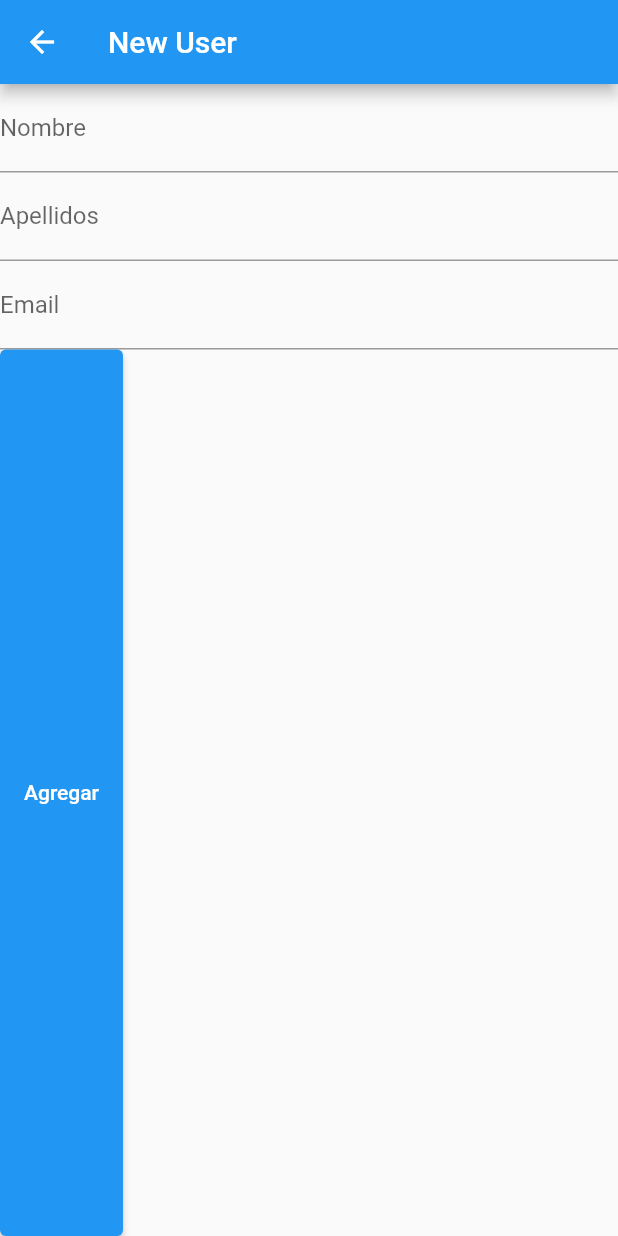
After one commit to dark-wave/provider_crud_example, a Flutter app: the UserFormPage screen opened directly, on a phone screen of 412 x 824 dp. The commit adds this screen. Run offline on Flutter 3.47's test engine with Material 2 defaults, Android fonts, the light colour scheme and no system bars; our stand-ins replace sqflite; accounts and stored records are empty.

Commit message:
Formulario alta de usuario

```diff
--- /dev/null
+++ b/lib/src/pages/user_form.dart
@@ -0,0 +1,92 @@
+import 'package:flutter/material.dart';
+import 'package:provider/provider.dart';
+import 'package:sqlitecrudprovider/src/provider/user_provider.dart';
+
+class UserFormPage extends StatefulWidget {
+  const UserFormPage({Key? key}) : super(key: key);
+
+  @override
+  State<UserFormPage> createState() => _UserFormPageState();
+}
+
+class _UserFormPageState extends State<UserFormPage> {
+  final _formKey = GlobalKey<FormState>();
+  final _inputNameController = TextEditingController();
+  final _inputLastNameController = TextEditingController();
+  final _inputEmailController = TextEditingController();
+
+  @override
+  void dispose() {
+    _inputNameController.dispose();
+    _inputLastNameController.dispose();
+    _inputEmailController.dispose();
+
+    super.dispose();
+  }
+
+  @override
+  Widget build(BuildContext context) {
+    return Scaffold(
+      appBar: AppBar(
+        title: const Text('New User'),
+      ),
+      body: Form(
+        key: _formKey,
+        child: Column(
+          crossAxisAlignment: CrossAxisAlignment.start,
+          children: [
+            TextFormField(
+              controller: _inputNameController,
+              decoration: const InputDecoration(
+                hintText: 'Introduce nombre',
+                labelText: 'Nombre'
+              ),
+              validator: (value){
+                if(value!.isEmpty){
+                  return 'El nombre es obligatorio';
+                }
+
+                return null;
+              },
+            ),
+            TextFormField(
+              controller: _inputLastNameController,
+              decoration: const InputDecoration(
+                hintText: 'Introduce apellidos',
+                labelText: 'Apellidos'
+              ),
+            ),
+            TextFormField(
+              controller: _inputEmailController,
+              decoration: const InputDecoration(
+                hintText: 'Introduce email',
+                labelText: 'Email'
+              ),
+              validator: (value){
+                if(value!.isEmpty){
+                  return 'El email es obligatorio';
+                }
+
+                bool emailValid = RegExp(r"^[a-zA-Z0-9.a-zA-Z0-9.!#$%&'*+-/=?^_`{|}~]+@[a-zA-Z0-9]+\.[a-zA-Z]+").hasMatch(value);
+                if(!emailValid){
+                  return 'El formato del email no es válido';
+                }
+
+                return null;
+              },
+            ),
+            Expanded(
+              child: ElevatedButton(
+                child: const Text('Agregar'),
+                onPressed: (){
+                  final userService = Provider.of<UserProvider>(context, listen: false);
+                  userService.addUser(_inputNameController.text, _inputLastNameController.text, _inputEmailController.text);
+                }
+              )
+            )
+          ],
+        )
+      )
+    );
+  }
+}
--- a/lib/src/service/user_service.dart
+++ b/lib/src/provider/user_provider.dart
@@ -2,7 +2,7 @@ import 'package:flutter/material.dart';
 import 'package:sqlitecrudprovider/src/database/db_helper.dart';
 import 'package:sqlitecrudprovider/src/model/user.dart';
 
-class UserService with ChangeNotifier{
+class UserProvider with ChangeNotifier{
 
   late List<User> _userList;
 
```
Also changed, not shown: lib/main.dart (+8 -1 lines).
